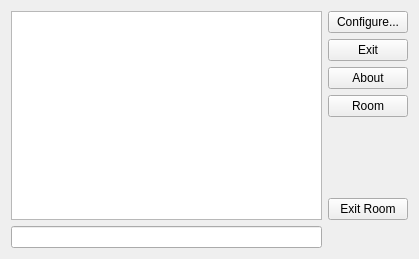
Old version of the form client/mainwindow.ui in the repository alu0100851700/ChatMultiusuario.
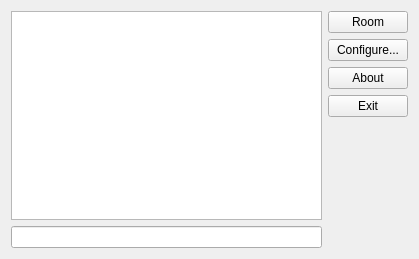
New version of the form.

Patch:
```diff
--- a/client/mainwindow.ui
+++ b/client/mainwindow.ui
@@ -33,6 +33,19 @@
    </item>
    <item>
     <layout class="QVBoxLayout" name="verticalLayout_2">
+     <item>
+      <widget class="QPushButton" name="roomButton">
+       <property name="focusPolicy">
+        <enum>Qt::StrongFocus</enum>
+       </property>
+       <property name="text">
+        <string>Room</string>
+       </property>
+       <property name="autoDefault">
+        <bool>false</bool>
+       </property>
+      </widget>
+     </item>
      <item>
       <widget class="QPushButton" name="setupButton">
        <property name="focusPolicy">
@@ -46,19 +59,6 @@
        </property>
       </widget>
      </item>
-     <item>
-      <widget class="QPushButton" name="exitButton">
-       <property name="focusPolicy">
-        <enum>Qt::ClickFocus</enum>
-       </property>
-       <property name="text">
-        <string>Exit</string>
-       </property>
-       <property name="autoDefault">
-        <bool>false</bool>
-       </property>
-      </widget>
-     </item>
      <item>
       <widget class="QPushButton" name="aboutButton">
        <property name="focusPolicy">
@@ -73,12 +73,12 @@
       </widget>
      </item>
      <item>
-      <widget class="QPushButton" name="roomButton">
+      <widget class="QPushButton" name="exitButton">
        <property name="focusPolicy">
         <enum>Qt::StrongFocus</enum>
        </property>
        <property name="text">
-        <string>Room</string>
+        <string>Exit</string>
        </property>
        <property name="autoDefault">
         <bool>false</bool>
@@ -98,19 +98,6 @@
        </property>
       </spacer>
      </item>
-     <item>
-      <widget class="QPushButton" name="exitRoomButton">
-       <property name="focusPolicy">
-        <enum>Qt::ClickFocus</enum>
-       </property>
-       <property name="text">
-        <string>Exit Room</string>
-       </property>
-       <property name="autoDefault">
-        <bool>false</bool>
-       </property>
-      </widget>
-     </item>
      <item>
       <widget class="QPushButton" name="Avatar">
        <property name="sizePolicy">
```
Left out of the diff: 2 changed lines with no effect on the pictures.
